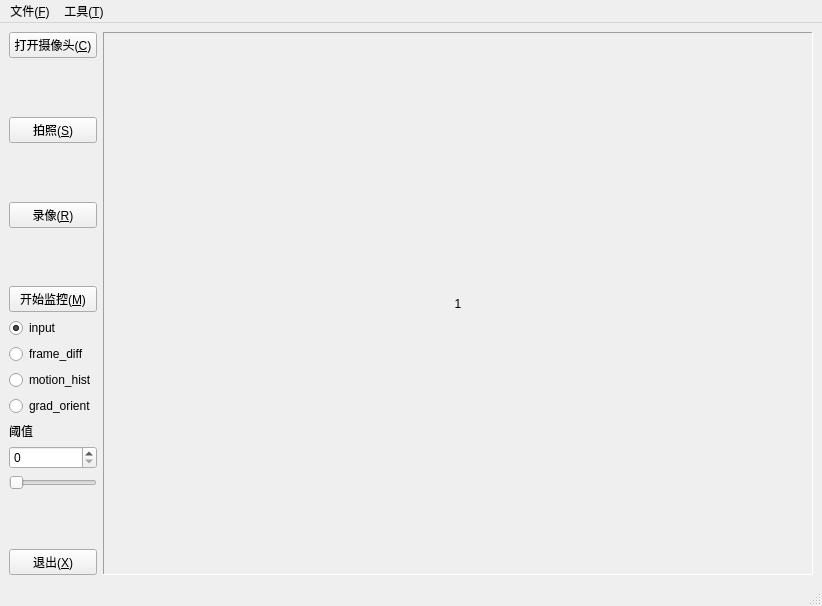
Above: monitor.ui from whypro/monitor before the change. Below: the same form after it.
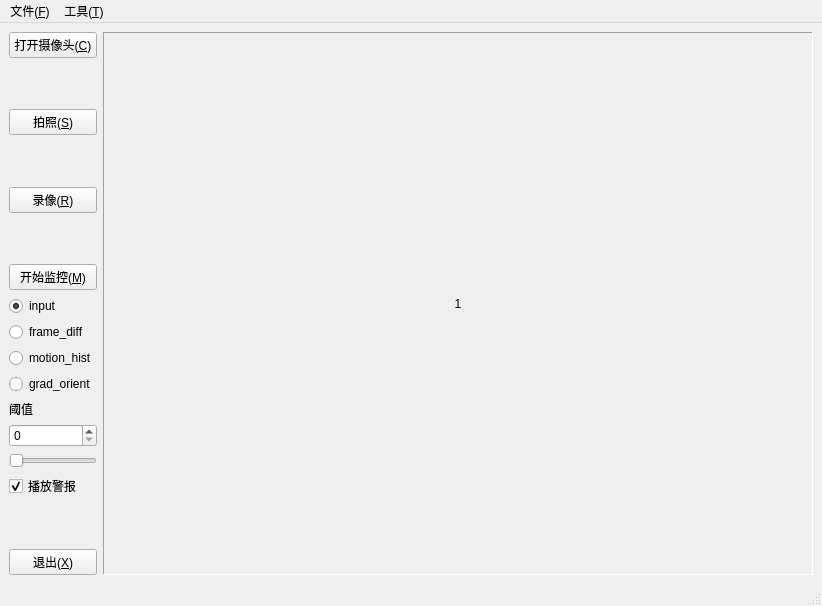
That is the form after the change.

Commit message: 增加报警功能。

The edit to the form file:
```diff
--- a/monitor.ui
+++ b/monitor.ui
@@ -150,6 +150,16 @@
           </property>
          </widget>
         </item>
+        <item>
+         <widget class="QCheckBox" name="sound_check">
+          <property name="text">
+           <string>播放警报</string>
+          </property>
+          <property name="checked">
+           <bool>true</bool>
+          </property>
+         </widget>
+        </item>
         <item>
          <spacer name="verticalSpacer_4">
           <property name="orientation">
```
The commit also changes 1 other file.
